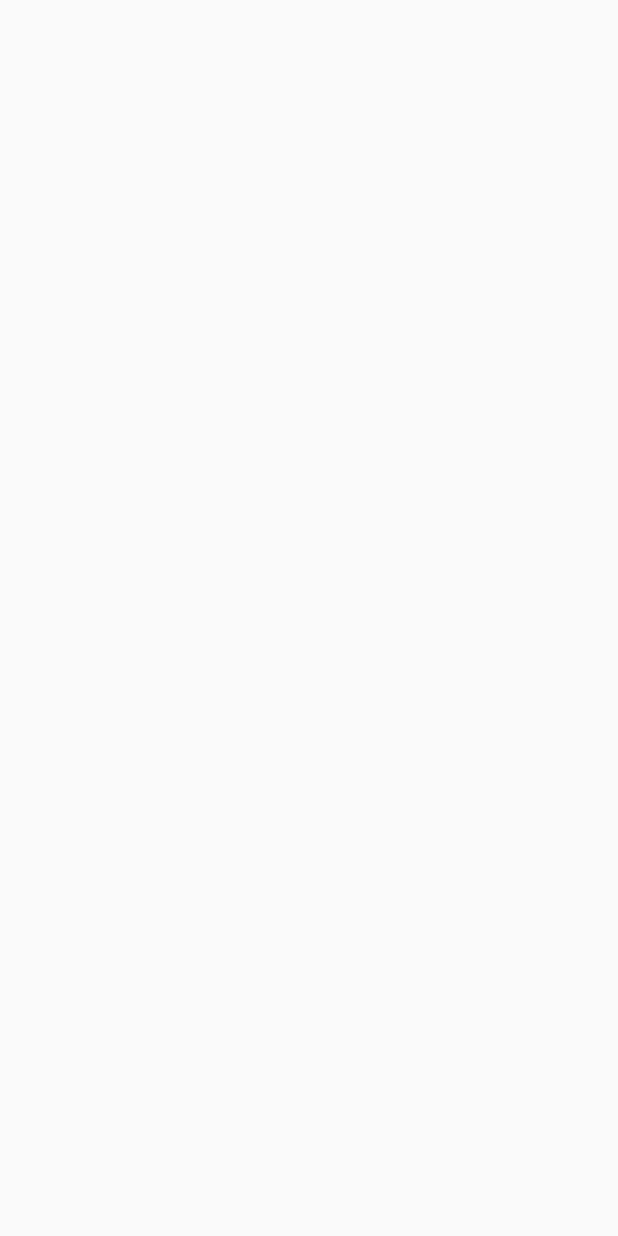
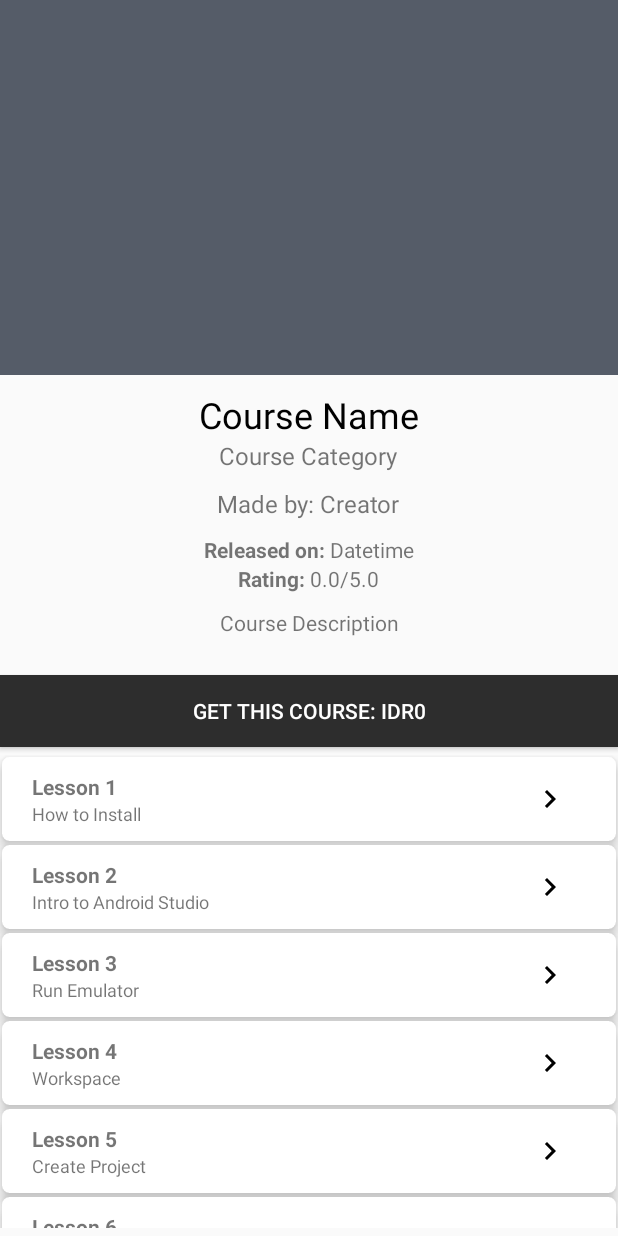
Before and after one commit to mstrassassin1st/Lightbulb, an Android app: the CurrentCourse screen opened directly, with no data from a screen before it, on a phone screen of 412 x 824 dp. Before the commit the screen is empty. Run offline under Robolectric (Android 15) with nearby library versions, the phone set to English and light mode, and no system bars.

Commit message:
Added CurrentCourse Activity

```diff
--- /dev/null
+++ b/app/src/main/java/app/itdivision/lightbulb/Adapter/CurrentCourseRecyclerViewAdapter.java
@@ -0,0 +1,79 @@
+package app.itdivision.lightbulb.Adapter;
+
+import android.content.Context;
+import android.content.Intent;
+import android.support.annotation.NonNull;
+import android.support.v7.widget.CardView;
+import android.support.v7.widget.RecyclerView;
+import android.view.LayoutInflater;
+import android.view.View;
+import android.view.ViewGroup;
+import android.widget.ImageButton;
+import android.widget.TextView;
+
+import java.util.List;
+
+import app.itdivision.lightbulb.CurrentLesson;
+import app.itdivision.lightbulb.Model.Lesson;
+import app.itdivision.lightbulb.R;
+
+public class CurrentCourseRecyclerViewAdapter extends RecyclerView.Adapter<CurrentCourseRecyclerViewAdapter.MyViewHolder> {
+
+    private Context mContext;
+    private List<Lesson> mData;
+
+    public CurrentCourseRecyclerViewAdapter(Context mContext, List<Lesson> mData){
+        this.mContext = mContext;
+        this.mData = mData;
+    }
+
+    @NonNull
+    @Override
+    public CurrentCourseRecyclerViewAdapter.MyViewHolder onCreateViewHolder(@NonNull ViewGroup viewGroup, int i) {
+        View view;
+        LayoutInflater mInflater = LayoutInflater.from(mContext);
+        view = mInflater.inflate(R.layout.cardview_item_current_lesson, viewGroup, false);
+        return new MyViewHolder(view);
+    }
+
+    @Override
+    public void onBindViewHolder(@NonNull CurrentCourseRecyclerViewAdapter.MyViewHolder myViewHolder, int i) {
+        myViewHolder.tv_lesson_name.setText(mData.get(i).getLessonName());
+        myViewHolder.tv_lesson_desc.setText(mData.get(i).getLessonDescription());
+        myViewHolder.cardLessonItem.setOnClickListener(new View.OnClickListener() {
+            @Override
+            public void onClick(View v) {
+                Intent intent = new Intent(mContext, CurrentLesson.class);
+                mContext.startActivity(intent);
+            }
+        });
+        myViewHolder.btn_lesson_detail.setOnClickListener(new View.OnClickListener() {
+            @Override
+            public void onClick(View v) {
+                Intent intent = new Intent(mContext, CurrentLesson.class);
+                mContext.startActivity(intent);
+            }
+        });
+    }
+
+    @Override
+    public int getItemCount() {
+        return mData.size();
+    }
+
+    public static class MyViewHolder extends RecyclerView.ViewHolder{
+
+        TextView tv_lesson_name;
+        TextView tv_lesson_desc;
+        CardView cardLessonItem;
+        ImageButton btn_lesson_detail;
+
+        public MyViewHolder(View itemView){
+            super(itemView);
+            tv_lesson_name = (TextView) itemView.findViewById(R.id.tv_lesson_name);
+            tv_lesson_desc = (TextView) itemView.findViewById(R.id.tv_lesson_desc);
+            cardLessonItem = (CardView) itemView.findViewById(R.id.cardLessonItem);
+            btn_lesson_detail = (ImageButton) itemView.findViewById(R.id.btn_lesson_detail);
+        }
+    }
+}
--- a/app/src/main/java/app/itdivision/lightbulb/Adapter/HomepageRecyclerViewAdapter.java
+++ b/app/src/main/java/app/itdivision/lightbulb/Adapter/HomepageRecyclerViewAdapter.java
@@ -1,6 +1,7 @@
 package app.itdivision.lightbulb.Adapter;
 
 import android.content.Context;
+import android.content.Intent;
 import android.support.annotation.NonNull;
 import android.support.v7.widget.RecyclerView;
 import android.view.LayoutInflater;
@@ -14,6 +15,7 @@ import org.w3c.dom.Text;
 
 import java.util.List;
 
+import app.itdivision.lightbulb.CurrentCourse;
 import app.itdivision.lightbulb.Model.Course;
 import app.itdivision.lightbulb.R;
 
@@ -41,6 +43,13 @@ public class HomepageRecyclerViewAdapter extends RecyclerView.Adapter<HomepageRe
         myViewHolder.tv_course_title.setText(mData.get(i).getCourseTitle());
         myViewHolder.tv_course_division.setText(mData.get(i).getCourseCategory());
         //myViewHolder.course_thumb.setImageResource(mData.get(i).getThumbnail());
+        myViewHolder.btnGetCourse.setOnClickListener(new View.OnClickListener() {
+            @Override
+            public void onClick(View v) {
+                Intent intent = new Intent(mContext, CurrentCourse.class);
+                mContext.startActivity(intent);
+            }
+        });
 
     }
 
--- a/app/src/main/java/app/itdivision/lightbulb/CurrentCourse.java
+++ b/app/src/main/java/app/itdivision/lightbulb/CurrentCourse.java
@@ -2,12 +2,77 @@ package app.itdivision.lightbulb;
 
 import android.support.v7.app.AppCompatActivity;
 import android.os.Bundle;
+import android.support.v7.widget.LinearLayoutManager;
+import android.support.v7.widget.RecyclerView;
+import android.view.View;
+import android.widget.Button;
+import android.widget.ImageView;
+import android.widget.TextView;
+
+import org.w3c.dom.Text;
+
+import java.util.ArrayList;
+import java.util.List;
+
+import app.itdivision.lightbulb.Adapter.CurrentCourseRecyclerViewAdapter;
+import app.itdivision.lightbulb.Model.Lesson;
 
 public class CurrentCourse extends AppCompatActivity {
+
+    ImageView imgViewCurrentCourse;
+    TextView tv_course_name;
+    TextView tv_course_category;
+    TextView tv_course_creator;
+    TextView tv_course_releasedate;
+    TextView tv_course_rating;
+    TextView tv_course_description;
+    RecyclerView recyclerCurrentLesson;
+    Button btn_get_this_course;
+
+    List<Lesson> lessonList;
+    boolean isBought = false;
+
 
     @Override
     protected void onCreate(Bundle savedInstanceState) {
         super.onCreate(savedInstanceState);
         setContentView(R.layout.activity_current_course);
+
+        imgViewCurrentCourse = (ImageView) findViewById(R.id.imgViewCurrent_course);
+        tv_course_name = (TextView) findViewById(R.id.tv_course_name);
+        tv_course_category = (TextView) findViewById(R.id.tv_course_category);
+        tv_course_creator = (TextView) findViewById(R.id.tv_course_creator);
+        tv_course_releasedate = (TextView) findViewById(R.id.tv_course_releasedate);
+        tv_course_rating = (TextView)findViewById(R.id.tv_course_rating);
+        tv_course_description = (TextView) findViewById(R.id.course_description);
+        recyclerCurrentLesson = (RecyclerView) findViewById(R.id.recyclerCurrentLesson);
+        btn_get_this_course = (Button) findViewById(R.id.btn_get_this_course);
+
+        lessonList = new ArrayList<>();
+        lessonList.add(new Lesson("Lesson 1", "Build Android with Java", "How to Install"));
+        lessonList.add(new Lesson("Lesson 2", "Build Android with Java", "Intro to Android Studio"));
+        lessonList.add(new Lesson("Lesson 3", "Build Android with Java", "Run Emulator"));
+        lessonList.add(new Lesson("Lesson 4", "Build Android with Java", "Workspace"));
+        lessonList.add(new Lesson("Lesson 5", "Build Android with Java", "Create Project"));
+        lessonList.add(new Lesson("Lesson 6", "Build Android with Java", "View and ViewGroups"));
+        lessonList.add(new Lesson("Lesson 7", "Build Android with Java", "LinearLayout"));
+        lessonList.add(new Lesson("Lesson 8", "Build Android with Java", "Buttons, Checkbox"));
+        lessonList.add(new Lesson("Lesson 9", "Build Android with Java", "Spinners"));
+        lessonList.add(new Lesson("Lesson 10", "Build Android with Java", "Navigation Drawer"));
+
+
+        CurrentCourseRecyclerViewAdapter adapter = new CurrentCourseRecyclerViewAdapter(this, lessonList);
+        recyclerCurrentLesson.setLayoutManager(new LinearLayoutManager(this));
+        recyclerCurrentLesson.setAdapter(adapter);
+
+        //isBought = true;
+
+        if(isBought){
+            btn_get_this_course.setVisibility(View.GONE);
+        }else{
+            btn_get_this_course.setVisibility(View.VISIBLE);
+        }
+
+
     }
 }
--- /dev/null
+++ b/app/src/main/java/app/itdivision/lightbulb/Model/Lesson.java
@@ -0,0 +1,53 @@
+package app.itdivision.lightbulb.Model;
+
+public class Lesson {
+    private String lessonName;
+    private String courseName;
+    private String url;
+    private String lessonDescription;
+
+    public Lesson(String lessonName, String courseName, String lessonDescription) {
+        this.lessonName = lessonName;
+        this.courseName = courseName;
+        this.lessonDescription = lessonDescription;
+    }
+
+    public Lesson(String lessonName, String courseName, String url, String lessonDescription) {
+        this.lessonName = lessonName;
+        this.courseName = courseName;
+        this.url = url;
+        this.lessonDescription = lessonDescription;
+    }
+
+    public String getLessonName() {
+        return lessonName;
+    }
+
+    public void setLessonName(String lessonName) {
+        this.lessonName = lessonName;
+    }
+
+    public String getCourseName() {
+        return courseName;
+    }
+
+    public void setCourseName(String courseName) {
+        this.courseName = courseName;
+    }
+
+    public String getUrl() {
+        return url;
+    }
+
+    public void setUrl(String url) {
+        this.url = url;
+    }
+
+    public String getLessonDescription() {
+        return lessonDescription;
+    }
+
+    public void setLessonDescription(String lessonDescription) {
+        this.lessonDescription = lessonDescription;
+    }
+}
--- /dev/null
+++ b/app/src/main/res/drawable/ic_chevron_right_black_24dp.xml
@@ -0,0 +1,9 @@
+<vector xmlns:android="http://schemas.android.com/apk/res/android"
+        android:width="24dp"
+        android:height="24dp"
+        android:viewportWidth="24.0"
+        android:viewportHeight="24.0">
+    <path
+        android:fillColor="#FF000000"
+        android:pathData="M10,6L8.59,7.41 13.17,12l-4.58,4.59L10,18l6,-6z"/>
+</vector>
--- a/app/src/main/res/layout/activity_current_course.xml
+++ b/app/src/main/res/layout/activity_current_course.xml
@@ -1,9 +1,93 @@
 <?xml version="1.0" encoding="utf-8"?>
-<android.support.constraint.ConstraintLayout xmlns:android="http://schemas.android.com/apk/res/android"
+<LinearLayout xmlns:android="http://schemas.android.com/apk/res/android"
     xmlns:app="http://schemas.android.com/apk/res-auto"
     xmlns:tools="http://schemas.android.com/tools"
     android:layout_width="match_parent"
     android:layout_height="match_parent"
-    tools:context=".CurrentCourse">
+    tools:context=".CurrentLesson"
+    android:orientation="vertical">
 
-</android.support.constraint.ConstraintLayout>
+    <ImageView
+        android:id="@+id/imgViewCurrent_course"
+        android:layout_width="match_parent"
+        android:layout_height="250dp"
+        android:src="@color/colorPrimary"/>
+    <TextView
+        android:id="@+id/tv_course_name"
+        android:layout_width="wrap_content"
+        android:layout_height="wrap_content"
+        android:layout_gravity="center"
+        android:layout_marginTop="10dp"
+        android:text="Course Name"
+        android:textColor="@color/colorBlack"
+        android:textSize="24sp"/>
+    <TextView
+        android:id="@+id/tv_course_category"
+        android:layout_width="wrap_content"
+        android:layout_height="wrap_content"
+        android:layout_gravity="center"
+        android:text="Course Category"
+        android:textSize="16sp"/>
+    <TextView
+        android:id="@+id/tv_course_creator"
+        android:layout_width="wrap_content"
+        android:layout_height="wrap_content"
+        android:layout_margin="10dp"
+        android:layout_gravity="center"
+        android:text="Made by: Creator"
+        android:textSize="16sp"/>
+    <LinearLayout
+        android:orientation="horizontal"
+        android:layout_width="match_parent"
+        android:layout_height="wrap_content"
+        android:gravity="center">
+        <TextView
+            android:layout_width="wrap_content"
+            android:layout_height="wrap_content"
+            android:text="Released on: "
+            android:textStyle="bold"/>
+        <TextView
+            android:id="@+id/tv_course_releasedate"
+            android:layout_width="wrap_content"
+            android:layout_height="wrap_content"
+            android:text="@string/datetime"/>
+    </LinearLayout>
+    <LinearLayout
+        android:orientation="horizontal"
+        android:layout_width="match_parent"
+        android:layout_height="wrap_content"
+        android:gravity="center">
+        <TextView
+            android:layout_width="wrap_content"
+            android:layout_height="wrap_content"
+            android:text="Rating: "
+            android:textStyle="bold"/>
+        <TextView
+            android:id="@+id/tv_course_rating"
+            android:layout_width="wrap_content"
+            android:layout_height="wrap_content"
+            android:text="0.0/5.0"/>
+    </LinearLayout>
+    <TextView
+        android:id="@+id/course_description"
+        android:layout_width="match_parent"
+        android:layout_height="wrap_content"
+        android:layout_marginTop="10dp"
+        android:layout_marginBottom="5dp"
+        android:gravity="center"
+        android:text="Course Description"/>
+    <Button
+        android:id="@+id/btn_get_this_course"
+        android:layout_width="match_parent"
+        android:layout_height="wrap_content"
+        android:layout_marginTop="20dp"
+        android:background="#2d2d2d"
+        android:text="Get This Course: IDR0"
+        android:textColor="@color/colorWhite" />
+    <android.support.v7.widget.RecyclerView
+        android:id="@+id/recyclerCurrentLesson"
+        android:layout_marginTop="5dp"
+        android:layout_marginBottom="5dp"
+        android:layout_width="match_parent"
+        android:layout_height="wrap_content"/>
+</LinearLayout>
--- a/app/src/main/res/layout/activity_current_lesson.xml
+++ b/app/src/main/res/layout/activity_current_lesson.xml
@@ -1,9 +1,11 @@
 <?xml version="1.0" encoding="utf-8"?>
-<android.support.constraint.ConstraintLayout xmlns:android="http://schemas.android.com/apk/res/android"
+<LinearLayout xmlns:android="http://schemas.android.com/apk/res/android"
     xmlns:app="http://schemas.android.com/apk/res-auto"
     xmlns:tools="http://schemas.android.com/tools"
     android:layout_width="match_parent"
     android:layout_height="match_parent"
-    tools:context=".CurrentLesson">
+    tools:context=".CurrentLesson"
+    android:orientation="vertical">
 
-</android.support.constraint.ConstraintLayout>
+
+</LinearLayout>
--- /dev/null
+++ b/app/src/main/res/layout/cardview_item_current_lesson.xml
@@ -0,0 +1,52 @@
+<?xml version="1.0" encoding="utf-8"?>
+<android.support.v7.widget.CardView xmlns:android="http://schemas.android.com/apk/res/android"
+    android:id="@+id/cardLessonItem"
+    android:layout_width="match_parent"
+    android:layout_height="wrap_content"
+    xmlns:app="http://schemas.android.com/apk/res-auto"
+    android:layout_margin="1dp"
+    app:cardCornerRadius="5dp"
+    app:cardElevation="5dp">
+    <LinearLayout
+        android:orientation="horizontal"
+        android:layout_width="match_parent"
+        android:layout_height="wrap_content">
+
+    <LinearLayout
+        android:orientation="vertical"
+        android:layout_width="wrap_content"
+        android:layout_height="wrap_content">
+        <TextView
+            android:id="@+id/tv_lesson_name"
+            android:layout_width="wrap_content"
+            android:layout_height="wrap_content"
+            android:layout_marginTop="10dp"
+            android:layout_marginLeft="20dp"
+            android:layout_marginStart="20dp"
+            android:text="Lesson #"
+            android:textSize="14sp"
+            android:textStyle="bold"/>
+        <TextView
+            android:id="@+id/tv_lesson_desc"
+            android:layout_width="wrap_content"
+            android:layout_height="wrap_content"
+            android:layout_marginLeft="20dp"
+            android:layout_marginStart="20dp"
+            android:layout_marginBottom="10dp"
+            android:text="Lesson Desc"
+            android:textSize="12sp"/>
+    </LinearLayout>
+        <View
+            android:layout_width="0dp"
+            android:layout_height="0dp"
+            android:layout_weight="1" />
+        <ImageButton
+            android:id="@+id/btn_lesson_detail"
+            android:layout_width="wrap_content"
+            android:layout_height="wrap_content"
+            android:layout_gravity="center_vertical"
+            style="@style/Base.Widget.AppCompat.Button.Borderless"
+            android:src="@drawable/ic_chevron_right_black_24dp"/>
+    </LinearLayout>
+
+</android.support.v7.widget.CardView>
```
